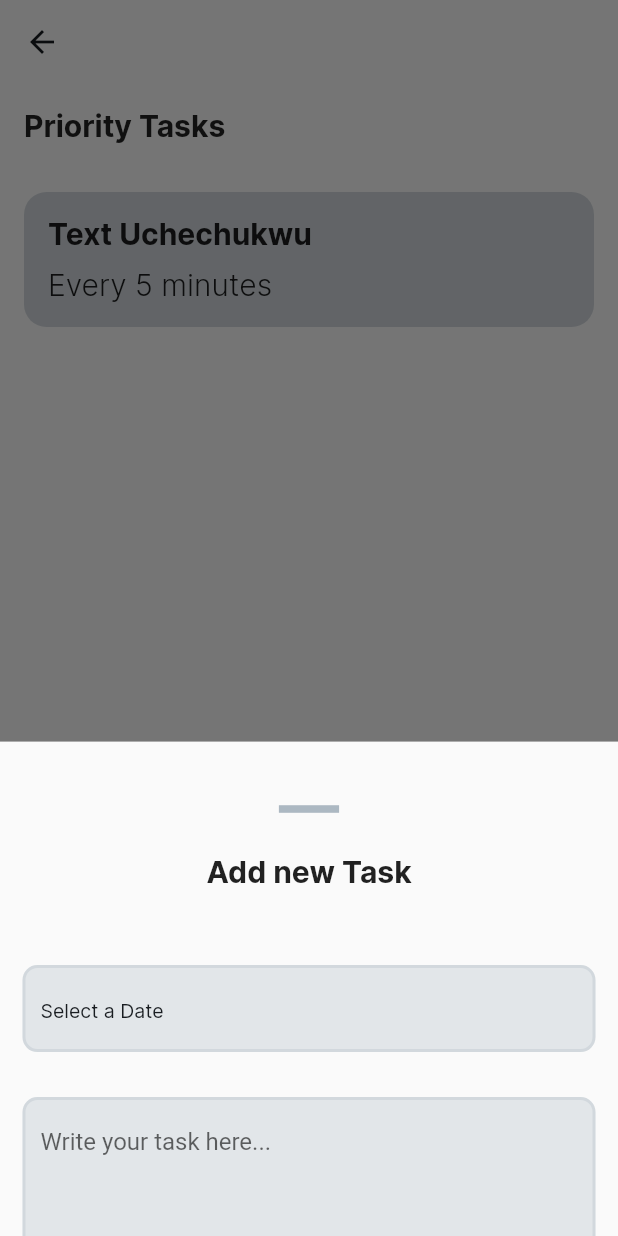
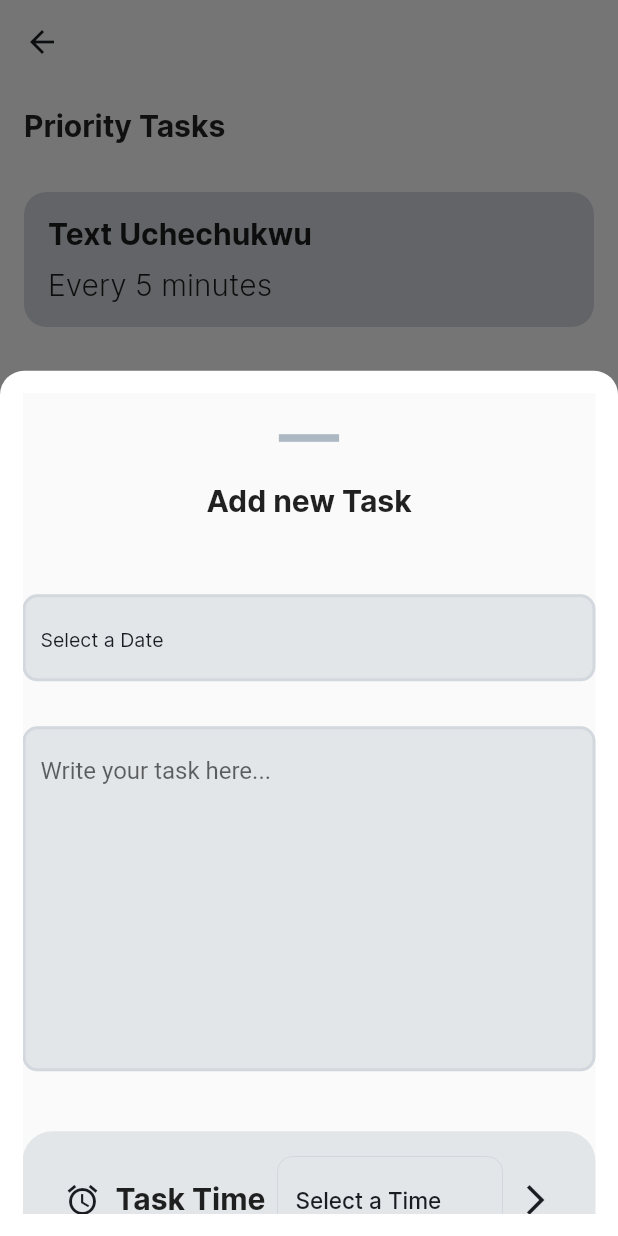
Before and after one commit to Cindy-dev/task_manager, a Flutter app: the HomeScreen screen opened directly, after a tap on the "add" icon, on a phone screen of 412 x 824 dp. Run offline on Flutter 3.47's test engine with Material 2 defaults, Android fonts, the phone set to English and light mode, and no system bars; drawn by our look-alikes of sliding_sheet; our stand-ins replace flutter_riverpod, freezed_annotation.

```diff
--- a/lib/task/widgets/add_new_task.dart
+++ b/lib/task/widgets/add_new_task.dart
@@ -9,28 +9,25 @@ import 'package:task_manager/utilities/time_impl.dart';
 import '../../utilities/date_impl.dart';
 import '../../utilities/app_constants/app_strings.dart';
 
-Future<dynamic> addNewTask(BuildContext context) {
-  return showModalBottomSheet(
-      context: context,
-      isDismissible: true,
-      isScrollControlled: true,
-      shape: const RoundedRectangleBorder(
-        borderRadius: BorderRadius.vertical(
-          top: Radius.circular(20),
+Future showSheet(BuildContext context) => showSlidingBottomSheet(context,
+    builder: (context) => const SlidingSheetDialog(
+          cornerRadius: 16,
+          padding: EdgeInsets.all(15),
+          avoidStatusBar: true,
+          snapSpec: SnapSpec(
+            snappings: [0.4, 0.7, 1],
+            initialSnap: 0.7,
           ),
-      ),
-      clipBehavior: Clip.antiAliasWithSaveLayer,
-      builder: (context) {
-        return Container(
-          margin: const EdgeInsets.all(15),
-          height: MediaQuery.of(context).size.height / 1.5,
-          child: SingleChildScrollView(
+          builder: buildSheet,
+        ));
+
+Widget buildSheet(context, state) => Material(
       child: Column(
         crossAxisAlignment: CrossAxisAlignment.center,
         mainAxisSize: MainAxisSize.min,
         children: [
           GestureDetector(
-                  onVerticalDragUpdate: (_) => navigatePop(context),
+            // onVerticalDragUpdate: (_) => navigatePop(context),
             child: const Icon(
               Icons.horizontal_rule,
               size: 60,
@@ -66,13 +63,11 @@ Future<dynamic> addNewTask(BuildContext context) {
                   focusedBorder: OutlineInputBorder(
                       borderRadius: BorderRadius.circular(10),
                       borderSide: BorderSide(
-                                width: 2,
-                                color: AppColors.gray.withOpacity(0.3))),
+                          width: 2, color: AppColors.gray.withOpacity(0.3))),
                   enabledBorder: OutlineInputBorder(
                       borderRadius: BorderRadius.circular(10),
                       borderSide: BorderSide(
-                                width: 2,
-                                color: AppColors.gray.withOpacity(0.3))))),
+                          width: 2, color: AppColors.gray.withOpacity(0.3))))),
           const SizedBox(
             height: 30,
           ),
@@ -146,140 +141,4 @@ Future<dynamic> addNewTask(BuildContext context) {
           ),
         ],
       ),
-          ),
     );
-      });
-}
-
-Future showSheet(BuildContext context) => showSlidingBottomSheet(context,
-    builder: (context) => const SlidingSheetDialog(
-          snapSpec: SnapSpec(snappings: [0.4, 0.7]),
-          builder: buildSheet,
-        ));
-
-Widget buildSheet(context, state) => Material(
-      child: Container(
-        margin: const EdgeInsets.all(15),
-        height: MediaQuery.of(context).size.height / 1.5,
-        child: Column(
-          crossAxisAlignment: CrossAxisAlignment.center,
-          mainAxisSize: MainAxisSize.min,
-          children: [
-            GestureDetector(
-              onVerticalDragUpdate: (_) => navigatePop(context),
-              child: const Icon(
-                Icons.horizontal_rule,
-                size: 60,
-                color: AppColors.gray,
-              ),
-            ),
-            const Text(
-              AddTaskStrings.heading,
-              style: TextStyle(
-                fontSize: 20,
-                fontWeight: FontWeight.w600,
-                fontFamily: AppStrings.fontName,
-              ),
-            ),
-            const SizedBox(
-              height: 50,
-            ),
-            TaskManagerDateTime(
-              firstDate: DateTime(2000),
-              lastDate: DateTime(2100),
-            ),
-            const SizedBox(
-              height: 30,
-            ),
-            TextFormField(
-                minLines: 10,
-                maxLines: 40,
-                cursorColor: AppColors.primaryColor,
-                decoration: InputDecoration(
-                    filled: true,
-                    hintText: AddTaskStrings.hintText,
-                    fillColor: AppColors.gray.withOpacity(0.3),
-                    focusedBorder: OutlineInputBorder(
-                        borderRadius: BorderRadius.circular(10),
-                        borderSide: BorderSide(
-                            width: 2, color: AppColors.gray.withOpacity(0.3))),
-                    enabledBorder: OutlineInputBorder(
-                        borderRadius: BorderRadius.circular(10),
-                        borderSide: BorderSide(
-                            width: 2,
-                            color: AppColors.gray.withOpacity(0.3))))),
-            const SizedBox(
-              height: 30,
-            ),
-            const SizedBox(
-              height: 10,
-            ),
-            TileContainer(
-              text: 'Task Time',
-              iconHeader: Icons.alarm,
-              arrowFwd: Icons.arrow_forward_ios,
-              action: TaskManagerTime(
-                firstDate: DateTime(2000),
-                lastDate: DateTime(2100),
-                type: TaskManagerTimePickerType.time,
-              ),
-            ),
-            const SizedBox(
-              height: 30,
-            ),
-            const TileContainer(
-              text: 'Notification',
-              iconHeader: Icons.notifications,
-              arrowFwd: Icons.arrow_forward_ios,
-              action: Text(
-                'in 5 min',
-                style: TextStyle(
-                  fontSize: 20,
-                  fontWeight: FontWeight.w600,
-                  fontFamily: AppStrings.fontName,
-                ),
-              ),
-            ),
-            const SizedBox(
-              height: 30,
-            ),
-            const TileContainer(
-              text: 'Repeat',
-              iconHeader: Icons.repeat,
-              arrowFwd: Icons.arrow_forward_ios,
-              action: Text(
-                'No',
-                style: TextStyle(
-                  fontSize: 20,
-                  fontWeight: FontWeight.w600,
-                  fontFamily: AppStrings.fontName,
-                ),
-              ),
-            ),
-            const SizedBox(
-              height: 30,
-            ),
-            Row(
-              mainAxisAlignment: MainAxisAlignment.spaceBetween,
-              children: const [
-                AddTaskButton(
-                  text: "Cancel",
-                  textColor: AppColors.black,
-                  containerColor: AppColors.black,
-                  containerColor2: AppColors.white,
-                ),
-                AddTaskButton(
-                  text: "Save task",
-                  textColor: AppColors.white,
-                  containerColor: AppColors.black,
-                  containerColor2: AppColors.black,
-                ),
-              ],
-            ),
-            const SizedBox(
-              height: 30,
-            ),
-          ],
-        ),
-      ),
-    );
```
Lines whose indentation alone changed are shown as unchanged.
